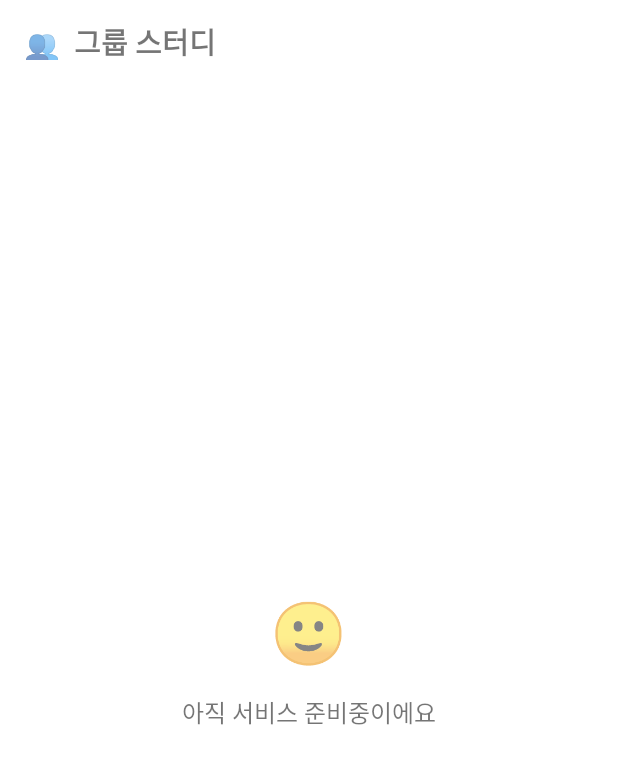
After one commit to junyoungleee/StudyWithCamera, an Android app: the fragment GroupFragment shown on its own in the app's theme, on a phone screen of 412 x 824 dp. The commit adds this screen. Shown: the top 764 px of the screen. Run offline under Robolectric (Android 15) with nearby library versions, the phone set to English and light mode, and no system bars.

Commit message:
navigation, fragment UI 생성 및 연결

```diff
--- a/app/build.gradle
+++ b/app/build.gradle
@@ -31,6 +31,9 @@ android {
     kotlinOptions {
         jvmTarget = '1.8'
     }
+    buildFeatures {
+        viewBinding = true
+    }
 }
 
 dependencies {
@@ -40,6 +43,7 @@ dependencies {
     implementation 'androidx.appcompat:appcompat:1.3.1'
     implementation 'com.google.android.material:material:1.4.0'
     implementation 'androidx.constraintlayout:constraintlayout:2.1.1'
+    implementation 'androidx.legacy:legacy-support-v4:1.0.0'
     testImplementation 'junit:junit:4.+'
     androidTestImplementation 'androidx.test.ext:junit:1.1.3'
     androidTestImplementation 'androidx.test.espresso:espresso-core:3.4.0'
--- /dev/null
+++ b/app/src/main/java/com/parklee/studywithcam/view/ui/GroupFragment.kt
@@ -0,0 +1,21 @@
+package com.parklee.studywithcam.view.ui
+
+import android.os.Bundle
+import androidx.fragment.app.Fragment
+import android.view.LayoutInflater
+import android.view.View
+import android.view.ViewGroup
+import com.parklee.studywithcam.R
+
+
+class GroupFragment : Fragment() {
+
+    override fun onCreateView(
+        inflater: LayoutInflater, container: ViewGroup?,
+        savedInstanceState: Bundle?
+    ): View? {
+        // Inflate the layout for this fragment
+        return inflater.inflate(R.layout.fragment_group, container, false)
+    }
+
+}
--- /dev/null
+++ b/app/src/main/res/drawable/ic_home.xml
@@ -0,0 +1,5 @@
+<vector android:height="24dp" android:tint="#4E4E4E"
+    android:viewportHeight="24" android:viewportWidth="24"
+    android:width="24dp" xmlns:android="http://schemas.android.com/apk/res/android">
+    <path android:fillColor="@android:color/white" android:pathData="M10,19v-5h4v5c0,0.55 0.45,1 1,1h3c0.55,0 1,-0.45 1,-1v-7h1.7c0.46,0 0.68,-0.57 0.33,-0.87L12.67,3.6c-0.38,-0.34 -0.96,-0.34 -1.34,0l-8.36,7.53c-0.34,0.3 -0.13,0.87 0.33,0.87H5v7c0,0.55 0.45,1 1,1h3c0.55,0 1,-0.45 1,-1z"/>
+</vector>
--- a/app/src/main/res/drawable/ic_menu.xml
+++ b/app/src/main/res/drawable/ic_menu.xml
@@ -1,4 +1,4 @@
-<vector android:height="24dp" android:tint="#4E4E4E"
+<vector android:height="24dp" android:tint="@color/darkGray"
     android:viewportHeight="24" android:viewportWidth="24"
     android:width="24dp" xmlns:android="http://schemas.android.com/apk/res/android">
     <path android:fillColor="@android:color/white" android:pathData="M4,18h16c0.55,0 1,-0.45 1,-1s-0.45,-1 -1,-1L4,16c-0.55,0 -1,0.45 -1,1s0.45,1 1,1zM4,13h16c0.55,0 1,-0.45 1,-1s-0.45,-1 -1,-1L4,11c-0.55,0 -1,0.45 -1,1s0.45,1 1,1zM3,7c0,0.55 0.45,1 1,1h16c0.55,0 1,-0.45 1,-1s-0.45,-1 -1,-1L4,6c-0.55,0 -1,0.45 -1,1z"/>
--- /dev/null
+++ b/app/src/main/res/layout/fragment_group.xml
@@ -0,0 +1,41 @@
+<?xml version="1.0" encoding="utf-8"?>
+<LinearLayout xmlns:android="http://schemas.android.com/apk/res/android"
+    xmlns:tools="http://schemas.android.com/tools"
+    android:layout_width="match_parent"
+    android:layout_height="match_parent"
+    android:orientation="vertical"
+    tools:context=".view.ui.GroupFragment">
+
+    <androidx.appcompat.widget.Toolbar
+        android:id="@+id/group_toolbar"
+        android:layout_width="match_parent"
+        android:layout_height="wrap_content">
+        <TextView
+            android:layout_width="wrap_content"
+            android:layout_height="wrap_content"
+            android:text="👥  그룹 스터디"
+            style="@style/title_text"/>
+    </androidx.appcompat.widget.Toolbar>
+
+    <LinearLayout
+        android:layout_width="match_parent"
+        android:layout_height="match_parent"
+        android:orientation="vertical"
+        android:gravity="center_vertical">
+        <TextView
+            android:layout_width="wrap_content"
+            android:layout_height="wrap_content"
+            android:layout_gravity="center"
+            android:text="🙂"
+            android:textSize="40sp"/>
+
+        <TextView
+            android:layout_width="match_parent"
+            android:layout_height="wrap_content"
+            android:text="아직 서비스 준비중이에요"
+            android:gravity="center"
+            android:layout_marginTop="15dp"
+            style="@style/context_text"/>
+    </LinearLayout>
+
+</LinearLayout>
--- a/app/src/main/res/values/colors.xml
+++ b/app/src/main/res/values/colors.xml
@@ -10,6 +10,7 @@
 
     <color name="mainOrange">#FF8964</color>
     <color name="darkOrange">#FF5721</color>
+    <color name="darkGray">#474747</color>
     <color name="mainGray">#AEAEAE</color>
     <color name="lightGray">#C4C4C4</color>
 </resources>
--- a/app/src/main/res/values/strings.xml
+++ b/app/src/main/res/values/strings.xml
@@ -1,3 +1,5 @@
 <resources>
     <string name="app_name">StudyWithCam</string>
+    <!-- TODO: Remove or change this placeholder text -->
+    <string name="hello_blank_fragment">Hello blank fragment</string>
 </resources>
--- a/app/src/main/res/values/themes.xml
+++ b/app/src/main/res/values/themes.xml
@@ -13,4 +13,32 @@
         <item name="android:statusBarColor" tools:targetApi="l">?attr/colorPrimaryVariant</item>
         <!-- Customize your theme here. -->
     </style>
+
+
+    <!-- TEXT STYLE -->
+    <style name="context_text">
+        <item name="android:color">@color/black</item>
+        <item name="android:textSize">16sp</item>
+    </style>
+
+    <style name="title_text">
+        <item name="android:color">@color/black</item>
+        <item name="android:textSize">19sp</item>
+        <item name="android:textStyle">bold</item>
+    </style>
+
+    <style name="subtitle_text" parent="title_text">
+        <item name="android:textSize">18sp</item>
+    </style>
+
+    <style name="context_text_alert" parent="context_text">
+        <item name="android:textColor">@color/mainOrange</item>
+        <item name="android:textStyle">bold</item>
+    </style>
+
+    <style name="subtitle_text_alert" parent="subtitle_text">
+        <item name="android:textColor">@color/mainOrange</item>
+    </style>
+
+
 </resources>
```
Also changed, not shown: app/src/main/java/com/parklee/studywithcam/view/ui/HomeFragment.kt (added, +20 -0 lines), app/src/main/java/com/parklee/studywithcam/view/ui/MainActivity.kt (+52 -1 lines), app/src/main/java/com/parklee/studywithcam/view/ui/StatisticFragment.kt (added, +22 -0 lines), app/src/main/java/com/parklee/studywithcam/viewmodel/TimerViewModel.kt (added, +7 -0 lines), app/src/main/res/drawable/nav_selected_tint.xml (added, +9 -0 lines), app/src/main/res/drawable/timer_play_background.xml (added, +15 -0 lines), app/src/main/res/drawable/timer_stop_background.xml (added, +15 -0 lines), app/src/main/res/layout/activity_main.xml (+29 -5 lines), app/src/main/res/layout/fragment_home.xml (added, +31 -0 lines), app/src/main/res/layout/fragment_statistic.xml (added, +20 -0 lines), app/src/main/res/layout/slider_menu.xml (added, +8 -0 lines), app/src/main/res/menu/menu.xml (added, +20 -0 lines).
